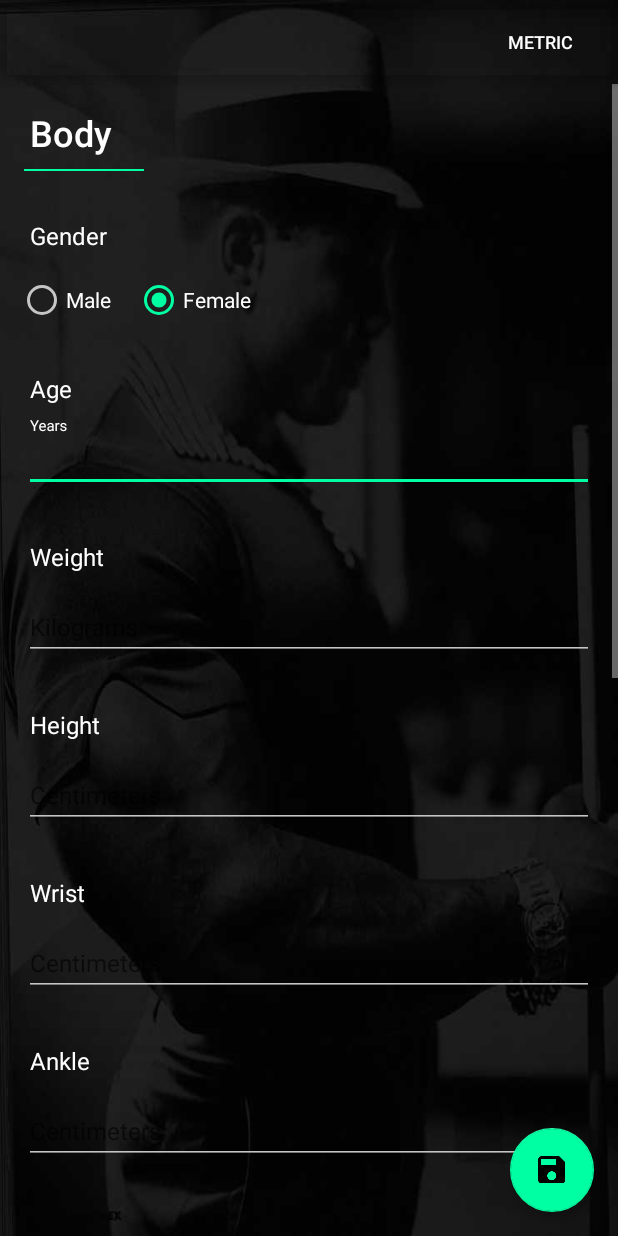
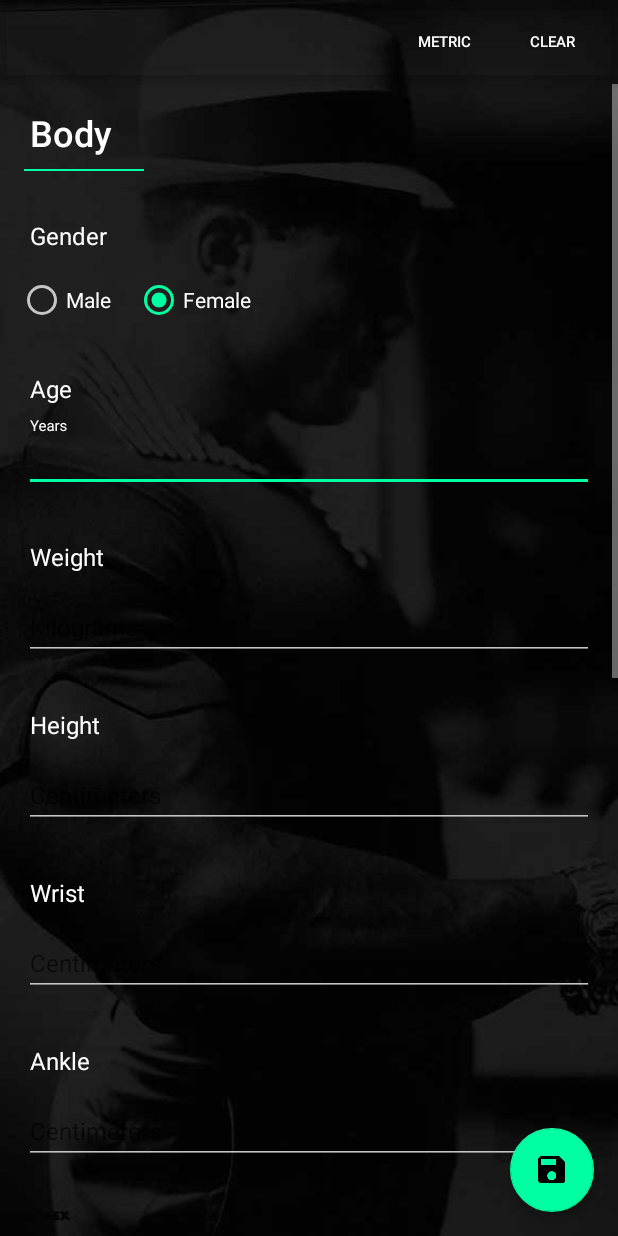
Before and after one commit to erictrademe/FitnessCalculator, an Android app: the layout activity_my_stats.xml on its own in the app's theme, with its tools: preview values and no code run, on a phone screen of 412 x 824 dp. Run offline under Robolectric (Android 15) with nearby library versions, the phone set to English and light mode, and no system bars; plain views replace Slider.

Commit message:
- Add clear button to MyStatsActivity

```diff
--- a/app/src/main/res/layout/activity_my_stats.xml
+++ b/app/src/main/res/layout/activity_my_stats.xml
@@ -4,8 +4,14 @@
     android:id="@+id/base_layout"
     android:layout_width="match_parent"
     android:layout_height="match_parent"
-    tools:background="@drawable/my_stats_background"
     tools:context=".activities.AboutActivity">
+
+    <ImageView
+        android:id="@+id/image"
+        android:layout_width="match_parent"
+        android:layout_height="match_parent"
+        tools:src="@drawable/my_stats_background"
+        android:scaleType="centerCrop"/>
 
     <ScrollView
         android:id="@+id/scroll_view"
@@ -495,16 +501,29 @@
     <Button
         android:id="@+id/button_unit"
         style="@android:style/Widget.Material.Light.Button.Borderless"
-        android:layout_width="wrap_content"
+        android:layout_width="72dp"
         android:layout_height="wrap_content"
-        android:layout_marginRight="8dp"
+        android:layout_toLeftOf="@+id/button_clear"
         android:layout_marginTop="4dp"
-        android:layout_alignParentRight="true"
         android:text="@string/metric"
         android:textColor="#ffffff"
         app:elevation="4dp"
         android:elevation="4dp"
-        android:textSize="12dp" />
+        android:textSize="10dp" />
+
+    <Button
+        android:id="@+id/button_clear"
+        style="@android:style/Widget.Material.Light.Button.Borderless"
+        android:layout_width="72dp"
+        android:layout_height="wrap_content"
+        android:layout_marginTop="4dp"
+        android:layout_marginRight="8dp"
+        android:layout_alignParentRight="true"
+        android:text="Clear"
+        android:textColor="#ffffff"
+        app:elevation="4dp"
+        android:elevation="4dp"
+        android:textSize="10dp" />
 
     <android.support.design.widget.FloatingActionButton
         android:id="@+id/button_save"
--- /dev/null
+++ b/app/src/main/res/menu/my_stats.xml
@@ -0,0 +1,4 @@
+<menu xmlns:android="http://schemas.android.com/apk/res/android"
+    xmlns:app="http://schemas.android.com/apk/res-auto"
+    xmlns:tools="http://schemas.android.com/tools" tools:context=".activities.MainActivity">
+</menu>
--- a/app/src/main/res/values/strings.xml
+++ b/app/src/main/res/values/strings.xml
@@ -122,4 +122,5 @@
     <string name="strength">Strength</string>
     <string name="body">Body</string>
     <string name="stats_update_successful">Stats successfully updated</string>
+    <string name="confirm_clear">Are you sure you\'d like to clear your stats?</string>
 </resources>
```
Also changed, not shown: app/src/main/java/com/shalskar/fitnesscalculator/activities/MyStatsActivity.java (+72 -21 lines).
